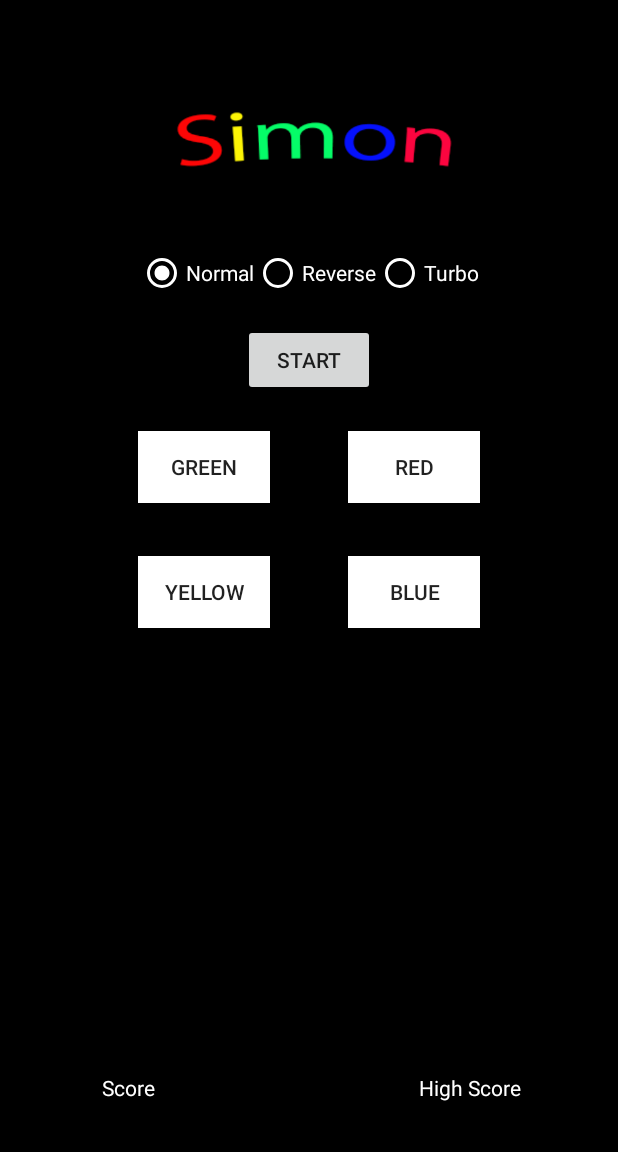
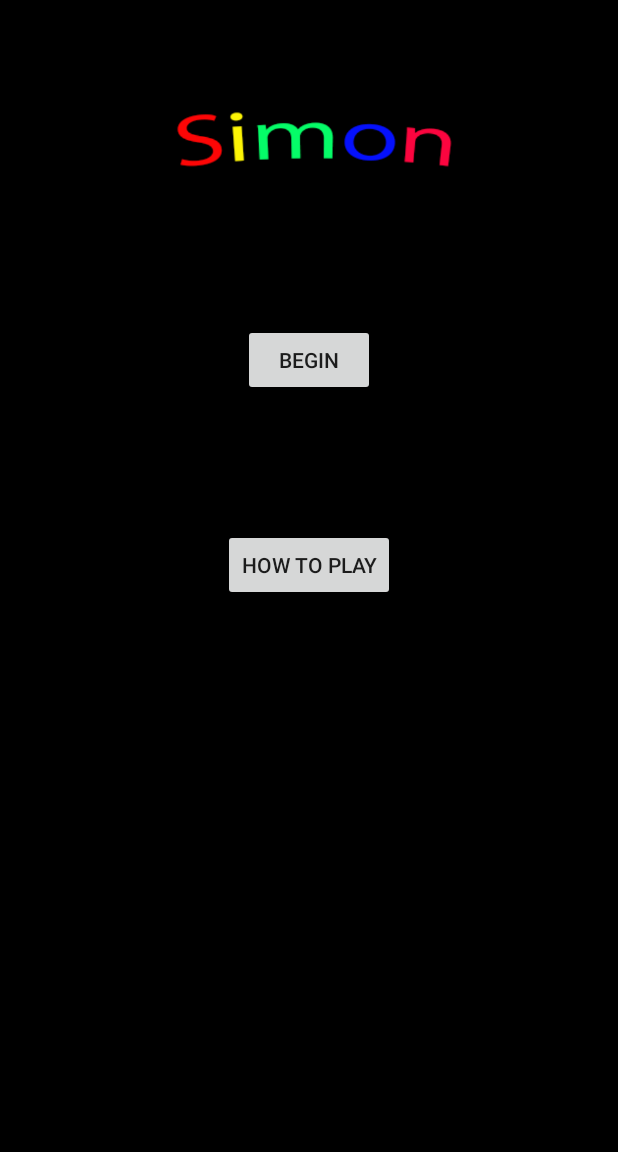
Before and after one commit to mcha83/Simon, an Android app: the screen it shows after launch (TestActivity), on a phone screen of 412 x 824 dp, the part 84-1236 px from its top. Run offline under Robolectric (Android 15) with nearby library versions, the phone set to English and light mode, and no system bars.

Commit message:
imagebuttons with the howto

```diff
--- a/app/src/main/AndroidManifest.xml
+++ b/app/src/main/AndroidManifest.xml
@@ -11,10 +11,11 @@
         <activity android:name=".TestActivity">
             <intent-filter>
                 <action android:name="android.intent.action.MAIN" />
-
                 <category android:name="android.intent.category.LAUNCHER" />
             </intent-filter>
         </activity>
+
+        <activity android:name=".howto"/>
     </application>
 
 </manifest>
--- a/app/src/main/java/com/bradleywilcox/simon/TestActivity.java
+++ b/app/src/main/java/com/bradleywilcox/simon/TestActivity.java
@@ -1,5 +1,6 @@
 package com.bradleywilcox.simon;
 
+import android.content.Intent;
 import android.graphics.Color;
 import android.os.AsyncTask;
 import android.provider.MediaStore;
@@ -7,14 +8,17 @@
 import android.os.Bundle;
 import android.view.View;
 import android.widget.Button;
+import android.widget.ImageButton;
 import android.widget.RadioButton;
+import android.widget.RadioGroup;
 import android.widget.TextView;
 import android.widget.Toast;
 
 import org.w3c.dom.Text;
 
 public class TestActivity extends AppCompatActivity implements View.OnClickListener, ISimonActivity{
-    Button btnGreen, btnRed, btnYellow, btnBlue, btnStart;
+    ImageButton btnGreen, btnRed, btnYellow, btnBlue;
+    Button btnStart, btnhowTo, btnBegn;
     RadioButton rbNormal, rbReverse, rbTurbo;
     TextView tvScore, tvHighScore;
     private Simon simon;
@@ -25,31 +29,42 @@
     @Override
     protected void onCreate(Bundle savedInstanceState) {
         super.onCreate(savedInstanceState);
-        setContentView(R.layout.activity_test);
+        setContentView(R.layout.main);
 
-        btnGreen = (Button)findViewById(R.id.button);
-        btnRed = (Button)findViewById(R.id.button2);
-        btnYellow = (Button)findViewById(R.id.button3);
-        btnBlue = (Button)findViewById(R.id.button4);
+        btnGreen = (ImageButton)findViewById(R.id.imageButton);
+        btnRed = (ImageButton)findViewById(R.id.imageButton2);
+        btnYellow = (ImageButton)findViewById(R.id.imageButton4);
+        btnBlue = (ImageButton)findViewById(R.id.imageButton3);
         btnStart = (Button)findViewById(R.id.btnStart);
+        btnBegn = (Button)findViewById(R.id.button6);
+        btnhowTo = (Button)findViewById(R.id.button7);
+
+        btnGreen.setVisibility(View.INVISIBLE);
+        btnRed.setVisibility(View.INVISIBLE);
+        btnBlue.setVisibility(View.INVISIBLE);
+        btnYellow.setVisibility(View.INVISIBLE);
+        btnStart.setVisibility(View.INVISIBLE);
 
         tvScore = (TextView) findViewById(R.id.tvScore);
         tvHighScore = (TextView) findViewById(R.id.tvHighScore);
+        tvScore.setVisibility(View.INVISIBLE);
+        tvHighScore.setVisibility(View.INVISIBLE);
 
         rbNormal = (RadioButton) findViewById(R.id.rbNormal);
         rbReverse = (RadioButton) findViewById(R.id.rbReverse);
         rbTurbo = (RadioButton) findViewById(R.id.rbTurbo);
+        rbNormal.setVisibility(View.INVISIBLE);
+        rbReverse.setVisibility(View.INVISIBLE);
+        rbTurbo.setVisibility(View.INVISIBLE);
 
-        btnGreen.setBackgroundColor(Color.WHITE);
-        btnRed.setBackgroundColor(Color.WHITE);
-        btnYellow.setBackgroundColor(Color.WHITE);
-        btnBlue.setBackgroundColor(Color.WHITE);
 
         btnGreen.setOnClickListener(this);
         btnRed.setOnClickListener(this);
         btnYellow.setOnClickListener(this);
         btnBlue.setOnClickListener(this);
         btnStart.setOnClickListener(this);
+        btnBegn.setOnClickListener(this);
+        btnhowTo.setOnClickListener(this);
 
         player = Player.loadPlayer(this);
     }
@@ -58,9 +73,22 @@
     public void onClick(View view) {
         cancelTimer();
 
+
         if(view == btnStart){
             resetAllButtonDisplays();
             cancelSimonRunner();
+
+            btnStart.setVisibility(View.INVISIBLE);
+            rbNormal.setVisibility(View.INVISIBLE);
+            rbTurbo.setVisibility(View.INVISIBLE);
+            rbReverse.setVisibility(View.INVISIBLE);
+            btnGreen.setVisibility(View.VISIBLE);
+            btnRed.setVisibility(View.VISIBLE);
+            btnBlue.setVisibility(View.VISIBLE);
+            btnYellow.setVisibility(View.VISIBLE);
+            tvScore.setVisibility(View.VISIBLE);
+            tvHighScore.setVisibility(View.VISIBLE);
+
 
             if(rbNormal.isChecked()){
                 simon = new Simon(Simon.GameMode.normal);
@@ -79,6 +107,19 @@
 
             startSimonRunner();
         }
+        else if(view==btnhowTo)
+        {
+            startActivity(new Intent(this, howto.class));
+        }
+        else if(view==btnBegn)
+        {
+            btnBegn.setVisibility(View.INVISIBLE);
+            rbTurbo.setVisibility(View.VISIBLE);
+            rbReverse.setVisibility(View.VISIBLE);
+            rbNormal.setVisibility(View.VISIBLE);
+            btnStart.setVisibility(View.VISIBLE);
+            btnhowTo.setVisibility(View.INVISIBLE);
+        }
 
         else {
 
@@ -86,12 +127,18 @@
 
             if (view == btnGreen) {
                 isCorrect = simon.isPressCorrect(Simon.Buttons.green);
+                btnGreen.setImageResource(R.drawable.grnbri);
+                //add pauses//
+
             } else if (view == btnRed) {
                 isCorrect = simon.isPressCorrect(Simon.Buttons.red);
+                btnRed.setImageResource(R.drawable.redbri);
             } else if (view == btnYellow) {
                 isCorrect = simon.isPressCorrect(Simon.Buttons.yellow);
+                btnYellow.setImageResource(R.drawable.yelbri);
             } else if (view == btnBlue) {
                 isCorrect = simon.isPressCorrect(Simon.Buttons.blue);
+                btnBlue.setImageResource(R.drawable.blubri);
             }
 
             if(!isCorrect){
@@ -156,23 +203,23 @@
     @Override
     public void updateButtons(int button) {
         if(button == Simon.Buttons.green.ordinal())
-            btnGreen.setBackgroundColor(Color.GREEN);
+            btnGreen.setImageResource(R.drawable.grnbri);
         else if(button == Simon.Buttons.red.ordinal())
-            btnRed.setBackgroundColor(Color.RED);
+            btnRed.setImageResource(R.drawable.redbri);
         else if(button == Simon.Buttons.yellow.ordinal())
-            btnYellow.setBackgroundColor(Color.YELLOW);
+            btnYellow.setImageResource(R.drawable.yelbri);
         else if(button == Simon.Buttons.blue.ordinal())
-            btnBlue.setBackgroundColor(Color.BLUE);
+            btnBlue.setImageResource(R.drawable.blubri);
         else{
             resetAllButtonDisplays();
         }
     }
 
     private void resetAllButtonDisplays(){
-        btnGreen.setBackgroundColor(Color.WHITE);
-        btnRed.setBackgroundColor(Color.WHITE);
-        btnYellow.setBackgroundColor(Color.WHITE);
-        btnBlue.setBackgroundColor(Color.WHITE);
+        btnGreen.setImageResource(R.drawable.grndul);
+        btnRed.setImageResource(R.drawable.reddul);
+        btnYellow.setImageResource(R.drawable.yeldul);
+        btnBlue.setImageResource(R.drawable.bludul);
     }
 
     @Override
--- /dev/null
+++ b/app/src/main/res/layout/main.xml
@@ -0,0 +1,156 @@
+<?xml version="1.0" encoding="utf-8"?>
+<RelativeLayout xmlns:android="http://schemas.android.com/apk/res/android"
+    xmlns:app="http://schemas.android.com/apk/res-auto"
+    xmlns:tools="http://schemas.android.com/tools"
+    android:id="@+id/activity_test"
+    android:layout_width="match_parent"
+    android:layout_height="match_parent"
+    android:paddingBottom="@dimen/activity_vertical_margin"
+    android:paddingLeft="@dimen/activity_horizontal_margin"
+    android:paddingRight="@dimen/activity_horizontal_margin"
+    android:paddingTop="@dimen/activity_vertical_margin"
+    android:background="@color/back"
+    tools:context="com.bradleywilcox.simon.TestActivity">
+
+    <ImageView
+        android:layout_width="wrap_content"
+        android:layout_height="150dp"
+        app:srcCompat="@drawable/simon"
+        android:id="@+id/imageView"
+        android:layout_alignParentTop="true"
+        android:layout_centerHorizontal="true" />
+
+    <TextView
+        android:text="Score"
+        android:layout_width="wrap_content"
+        android:layout_height="wrap_content"
+        android:id="@+id/tvScore"
+        android:textColor="@android:color/white"
+        android:layout_marginStart="32dp"
+        android:layout_alignParentBottom="true"
+        android:layout_alignStart="@+id/imageView"
+        android:layout_marginBottom="17dp" />
+
+
+    <RadioGroup
+        android:id="@+id/radioGroup2"
+        android:layout_width="wrap_content"
+        android:layout_height="wrap_content"
+        android:orientation="horizontal"
+        android:checkedButton="@+id/rbNormal"
+        android:layout_below="@+id/imageView"
+        android:layout_centerHorizontal="true">
+
+        <RadioButton
+            android:text="Normal"
+            android:layout_width="wrap_content"
+            android:layout_height="wrap_content"
+            android:id="@+id/rbNormal"
+            android:textColor="@android:color/white"
+            android:buttonTint="@android:color/white"
+            android:checked="false"
+            android:layout_alignBottom="@+id/rbTurbo"
+            android:layout_alignStart="@+id/tvScore" />
+
+        <RadioButton
+            android:text="Reverse"
+            android:layout_width="wrap_content"
+            android:layout_height="wrap_content"
+            android:id="@+id/rbReverse"
+            android:textColor="@android:color/white"
+            android:buttonTint="@android:color/white"
+            android:checked="false"
+            android:layout_below="@+id/imageView"
+            android:layout_centerHorizontal="true" />
+
+        <RadioButton
+            android:text="Turbo"
+            android:layout_width="wrap_content"
+            android:layout_height="wrap_content"
+            android:id="@+id/rbTurbo"
+            android:textColor="@android:color/white"
+            android:buttonTint="@android:color/white"
+            android:checked="false"
+            android:layout_below="@+id/imageView"
+            android:layout_alignStart="@+id/tvHighScore" />
+
+    </RadioGroup>
+
+    <TextView
+        android:text="High Score"
+        android:layout_width="wrap_content"
+        android:layout_height="wrap_content"
+        android:id="@+id/tvHighScore"
+        android:textColor="@android:color/white"
+        android:layout_alignBaseline="@+id/tvScore"
+        android:layout_alignBottom="@+id/tvScore"
+        android:layout_alignEnd="@+id/imageView"
+        android:layout_marginEnd="28dp" />
+
+    <ImageButton
+        android:layout_width="wrap_content"
+        android:layout_height="wrap_content"
+        app:srcCompat="@drawable/yeldul"
+        android:background="@color/back"
+        android:id="@+id/imageButton4"
+        android:layout_below="@+id/imageButton"
+        android:layout_toStartOf="@+id/imageButton2" />
+
+    <ImageButton
+        android:layout_width="wrap_content"
+        android:layout_height="wrap_content"
+        app:srcCompat="@drawable/bludul"
+        android:id="@+id/imageButton3"
+        android:background="@color/back"
+        android:layout_below="@+id/imageButton2"
+        android:layout_alignEnd="@+id/imageButton2" />
+
+    <ImageButton
+        android:layout_width="wrap_content"
+        android:layout_height="wrap_content"
+        app:srcCompat="@drawable/grndul"
+        android:id="@+id/imageButton"
+        android:background="@color/back"
+        android:layout_marginStart="12dp"
+        android:layout_alignBottom="@+id/btnStart"
+        android:layout_alignStart="@+id/tvScore" />
+
+    <ImageButton
+        android:layout_width="wrap_content"
+        android:layout_height="wrap_content"
+        app:srcCompat="@drawable/reddul"
+        android:id="@+id/imageButton2"
+        android:background="@color/back"
+        android:layout_alignTop="@+id/imageButton"
+        android:layout_toEndOf="@+id/imageButton" />
+
+    <Button
+        android:text="Start"
+        android:layout_width="wrap_content"
+        android:layout_height="wrap_content"
+        android:id="@+id/btnStart"
+        android:layout_marginLeft="50dp"
+        android:layout_marginTop="80dp"
+        android:layout_below="@+id/radioGroup2"
+        android:layout_centerHorizontal="true" />
+
+    <Button
+        android:text="Begin"
+        android:layout_width="wrap_content"
+        android:layout_height="wrap_content"
+        android:layout_alignTop="@+id/imageButton"
+        android:layout_alignStart="@+id/btnStart"
+        android:layout_marginTop="16dp"
+        android:id="@+id/button6" />
+
+    <Button
+        android:text="How To Play"
+        android:layout_width="wrap_content"
+        android:layout_height="wrap_content"
+        android:layout_marginTop="23dp"
+        android:id="@+id/button7"
+        android:layout_below="@+id/imageButton2"
+        android:layout_centerHorizontal="true" />
+
+
+</RelativeLayout>
--- a/app/src/main/res/values/strings.xml
+++ b/app/src/main/res/values/strings.xml
@@ -1,3 +1,8 @@
 <resources>
     <string name="app_name">Simon</string>
+    <string name="howto">SIMON will give the first signal. Repeat the signal by pressing the same lens. SIMON will duplicate the first signal and will add one.
+Repeat these two signals by pressing the same lenses. SIMON will duplicate these first two signals and add one.Continue in this manner as long as you can repeat each se-quence of signals correctly.
+Notice that after the 5th, 9th and 13th signals in a sequence, SIMON automatically increases the tempo. If you fail to repeat a sequence exactly or if you take more than 5 seconds to repeat a signal, SIMON responds with a
+"RAZZ" sound; you have lost, and this sequence of signals is over.  </string>
+
 </resources>
```
Also changed, not shown: app/src/main/java/com/bradleywilcox/simon/howto.java (added, +33 -0 lines), app/src/main/res/layout/howto.xml (added, +38 -0 lines), app/src/main/res/drawable/blubri.png (added), app/src/main/res/drawable/bludul.png (added), app/src/main/res/drawable/grnbri.png (added), app/src/main/res/drawable/grndul.png (added), app/src/main/res/drawable/redbri.png (added), app/src/main/res/drawable/reddul.png (added), app/src/main/res/drawable/yelbri.png (added), app/src/main/res/drawable/yeldul.png (added).
